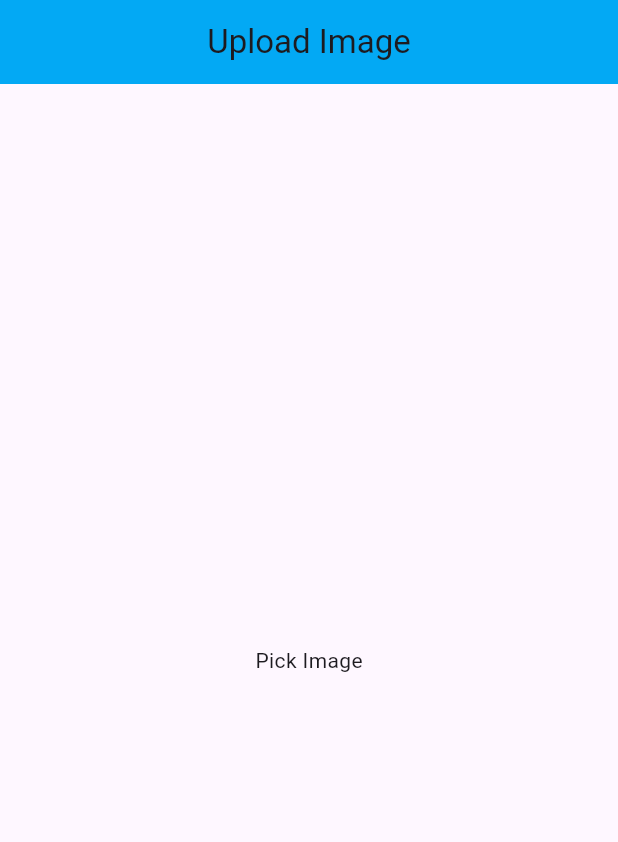
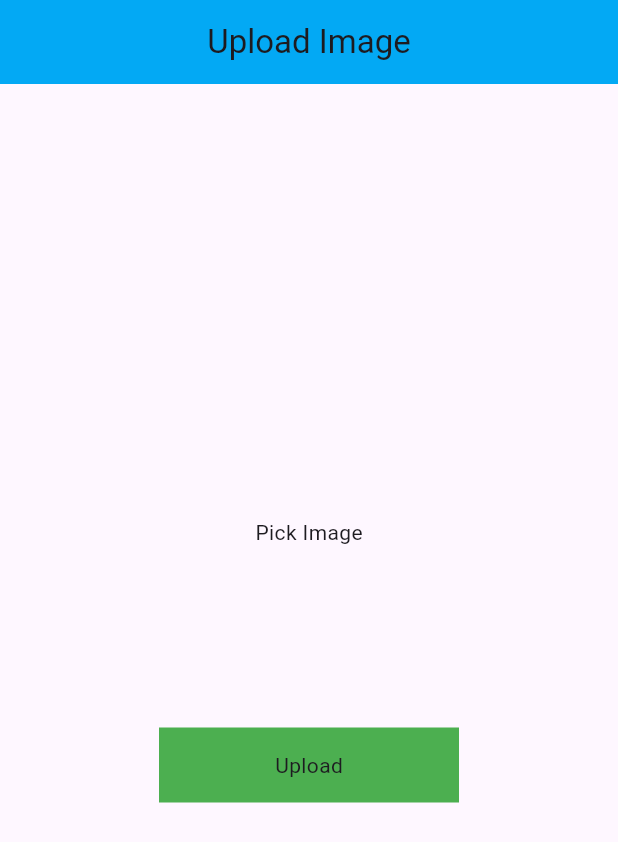
Before and after one commit to stillblack/flutter-rest-api, a Flutter app: the screen it shows after launch, on a phone screen of 412 x 824 dp. Shown: the top 842 px of the screen. Run offline on Flutter 3.47's test engine with Material 3 defaults, Android fonts, the phone set to English and light mode, and no system bars; drawn by our look-alikes of modal_progress_hud_nsn; our stand-ins replace image_picker.

Commit message:
Image To Rest API completed

```diff
--- a/lib/upload_image.dart
+++ b/lib/upload_image.dart
@@ -41,6 +41,21 @@ class _UploadImageScreenStateState extends State<UploadImageScreenState> {
     var request = new http.MultipartRequest('POST ', uri);
     request.fields['title'] = 'Static title';
     var multiport = new http.MultipartFile('image', stream, length);
+
+    request.files.add(multiport);
+
+    var response = await request.send();
+    if (response.statusCode == 200) {
+      print('Image Uploaded');
+      setState(() {
+        showSpinner = false;
+      });
+    } else {
+      print('Failed');
+      setState(() {
+        showSpinner = false;
+      });
+    }
   }
 
   @override
@@ -57,7 +72,11 @@ class _UploadImageScreenStateState extends State<UploadImageScreenState> {
           mainAxisAlignment: MainAxisAlignment.center,
           crossAxisAlignment: CrossAxisAlignment.center,
           children: [
-            Container(
+            GestureDetector(
+              onTap: () {
+                getImage();
+              },
+              child: Container(
                 child: image == null
                     ? Center(child: Text('Pick Image'))
                     : Center(
@@ -69,6 +88,22 @@ class _UploadImageScreenStateState extends State<UploadImageScreenState> {
                         ),
                       ),
               ),
+            ),
+            SizedBox(height: 120),
+            GestureDetector(
+              onTap: () {
+                uploadImage();
+              },
+              child: Container(
+                // decoration: BoxDecoration(
+                //   borderRadius: BorderRadius.circular(10),
+                // ),
+                height: 50,
+                width: 200,
+                color: Colors.green,
+                child: Center(child: Text('Upload')),
+              ),
+            ),
           ],
         ),
       ),
```
Also changed, not shown: 1 other file. Lines whose indentation alone changed are shown as unchanged.
